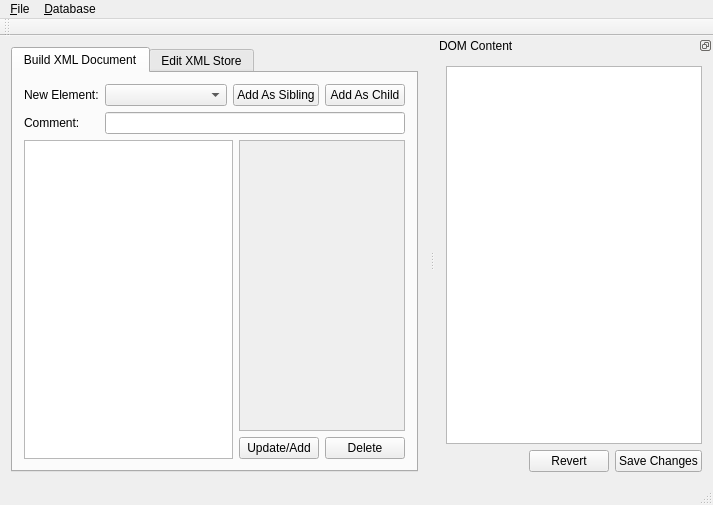
First picture: the form in GCXMLGenerator/gcmainwindow.ui, repository goblincoding/xmlmill, before the edit.
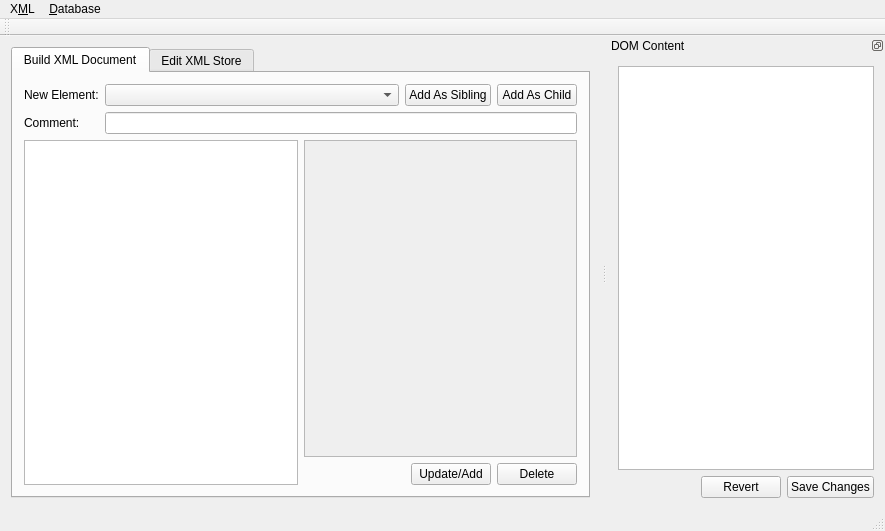
Second picture: the form after the edit. Icons and pictures are not drawn.

Commit message: Show XML document root in tree widget as well.

Diff of the .ui file:
```diff
--- a/GCXMLGenerator/gcmainwindow.ui
+++ b/GCXMLGenerator/gcmainwindow.ui
@@ -6,8 +6,8 @@
    <rect>
     <x>0</x>
     <y>0</y>
-    <width>713</width>
-    <height>505</height>
+    <width>885</width>
+    <height>531</height>
    </rect>
   </property>
   <property name="windowTitle">
@@ -100,8 +100,8 @@
                 <rect>
                  <x>0</x>
                  <y>0</y>
-                 <width>165</width>
-                 <height>296</height>
+                 <width>276</width>
+                 <height>322</height>
                 </rect>
                </property>
               </widget>
@@ -239,7 +239,7 @@
     <rect>
      <x>0</x>
      <y>0</y>
-     <width>713</width>
+     <width>885</width>
      <height>21</height>
     </rect>
    </property>
@@ -254,7 +254,7 @@
    </widget>
    <widget class="QMenu" name="menuFile">
     <property name="title">
-     <string>&amp;File</string>
+     <string>X&amp;ML</string>
     </property>
     <addaction name="actionOpen"/>
     <addaction name="actionSave"/>
```
Left out of the diff: 6 changed lines with no effect on the pictures. The commit also changes 1 other file.
